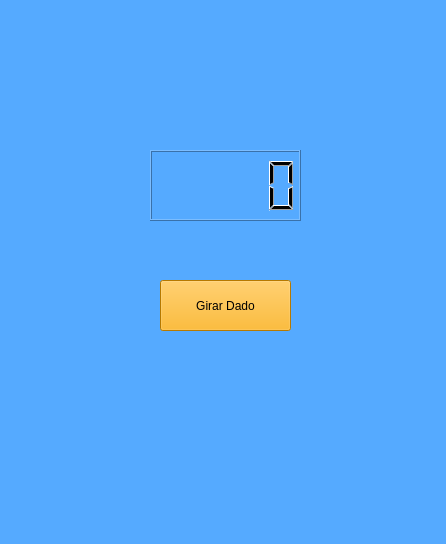
Above: TelaSimuladorDado.ui from vlkonageski/SimuladorDado before the change. Below: the same form after it.
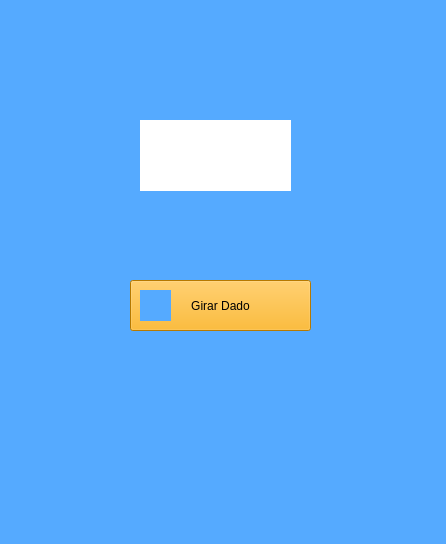
That is the form after the change. Icons and pictures are not drawn.

Diff of the .ui file:
```diff
--- a/TelaSimuladorDado.ui
+++ b/TelaSimuladorDado.ui
@@ -20,9 +20,9 @@
    <widget class="QPushButton" name="pushButton">
     <property name="geometry">
      <rect>
-      <x>160</x>
+      <x>130</x>
       <y>280</y>
-      <width>131</width>
+      <width>181</width>
       <height>51</height>
      </rect>
     </property>
@@ -34,15 +34,42 @@
      <string>Girar Dado</string>
     </property>
    </widget>
-   <widget class="QLCDNumber" name="lcdNumber">
+   <widget class="QLabel" name="label">
     <property name="geometry">
      <rect>
-      <x>150</x>
-      <y>150</y>
+      <x>140</x>
+      <y>290</y>
+      <width>31</width>
+      <height>31</height>
+     </rect>
+    </property>
+    <property name="text">
+     <string/>
+    </property>
+    <property name="pixmap">
+     <pixmap>dice-with-number-five.png</pixmap>
+    </property>
+   </widget>
+   <widget class="QLabel" name="label_2">
+    <property name="geometry">
+     <rect>
+      <x>140</x>
+      <y>120</y>
       <width>151</width>
       <height>71</height>
      </rect>
     </property>
+    <property name="styleSheet">
+     <string notr="true">background-color: rgb(255, 255, 255);
+font: 75 36pt &quot;Times New Roman&quot;;
+border-color: rgb(255, 170, 0);</string>
+    </property>
+    <property name="text">
+     <string/>
+    </property>
+    <property name="alignment">
+     <set>Qt::AlignCenter</set>
+    </property>
    </widget>
   </widget>
   <widget class="QMenuBar" name="menubar">
```
